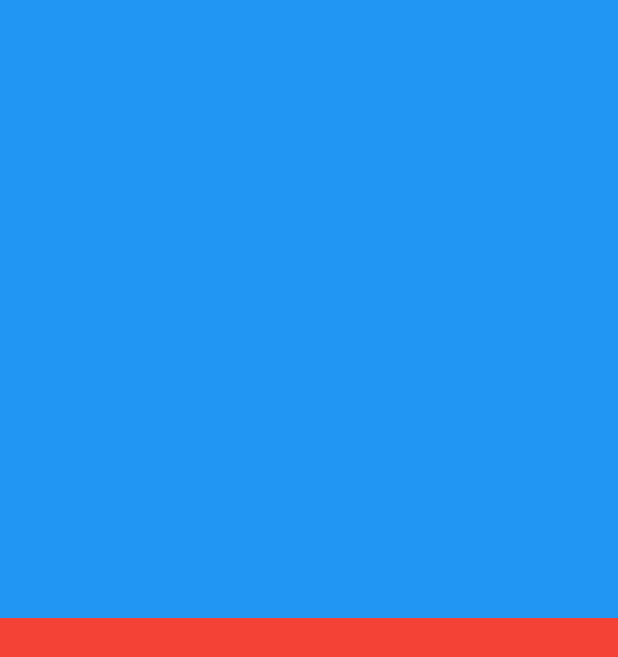
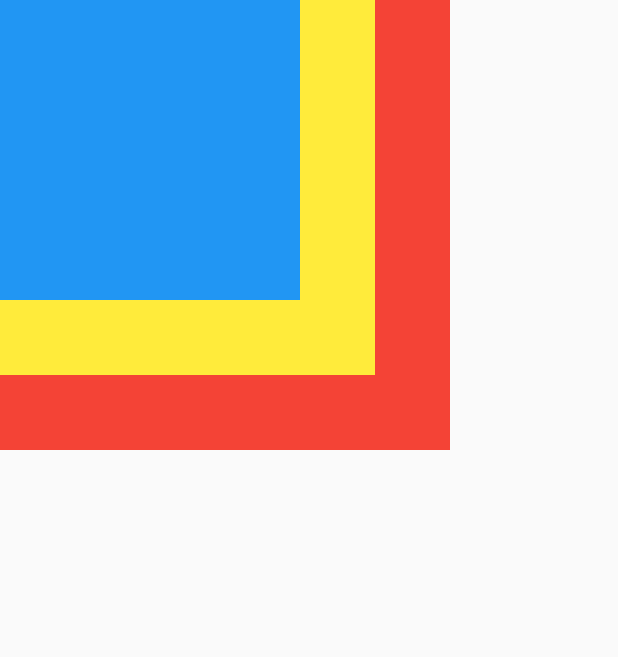
Before and after one commit to qminlee723/flutter_pjt, a Flutter app: the screen it shows after launch, on a phone screen of 412 x 824 dp. Shown: the top 657 px of the screen. Run offline on Flutter 3.47's test engine with Material 2 defaults, Android fonts, the phone set to English and light mode, and no system bars.

Commit message:
5.6.5 Stack Widget

```diff
--- a/flutter_prac/lib/main.dart
+++ b/flutter_prac/lib/main.dart
@@ -408,6 +408,26 @@ void main() {
 // }
 
 // 5.6.4 Expanded 위젯
+// class ColumnWidgetExample extends StatelessWidget {
+//   @override
+//   Widget build(BuildContext context) {
+//     return MaterialApp(
+//       home: Scaffold(
+//         body: SizedBox(
+//           width: double.infinity,
+//           child: Column(
+//             children: [
+//               Expanded(child: Container(color: Colors.blue)),
+//               Expanded(child: Container(color: Colors.red)),
+//             ],
+//           )
+//         )
+//       )
+//     );
+//   }
+// }
+
+// 5.6.5 Stack 위젯
 class ColumnWidgetExample extends StatelessWidget {
   @override
   Widget build(BuildContext context) {
@@ -415,14 +435,29 @@ class ColumnWidgetExample extends StatelessWidget {
       home: Scaffold(
         body: SizedBox(
           width: double.infinity,
-          child: Column(
-            children: [
-              Expanded(child: Container(color: Colors.blue)),
-              Expanded(child: Container(color: Colors.red)),
-            ],
+          child: Stack(
+              children: [
+                Container(
+                  height: 300.0,
+                  width: 300.0,
+                  color: Colors.red,
+                ),
+
+                Container(
+                  height: 250.0,
+                  width: 250.0,
+                  color: Colors.yellow,
+                ),
+
+                Container(
+                  height: 200.0,
+                  width: 200.0,
+                  color: Colors.blue,
+                )
+              ],
+            )
           )
         )
-      )
-    );
+      );
   }
 }
```
